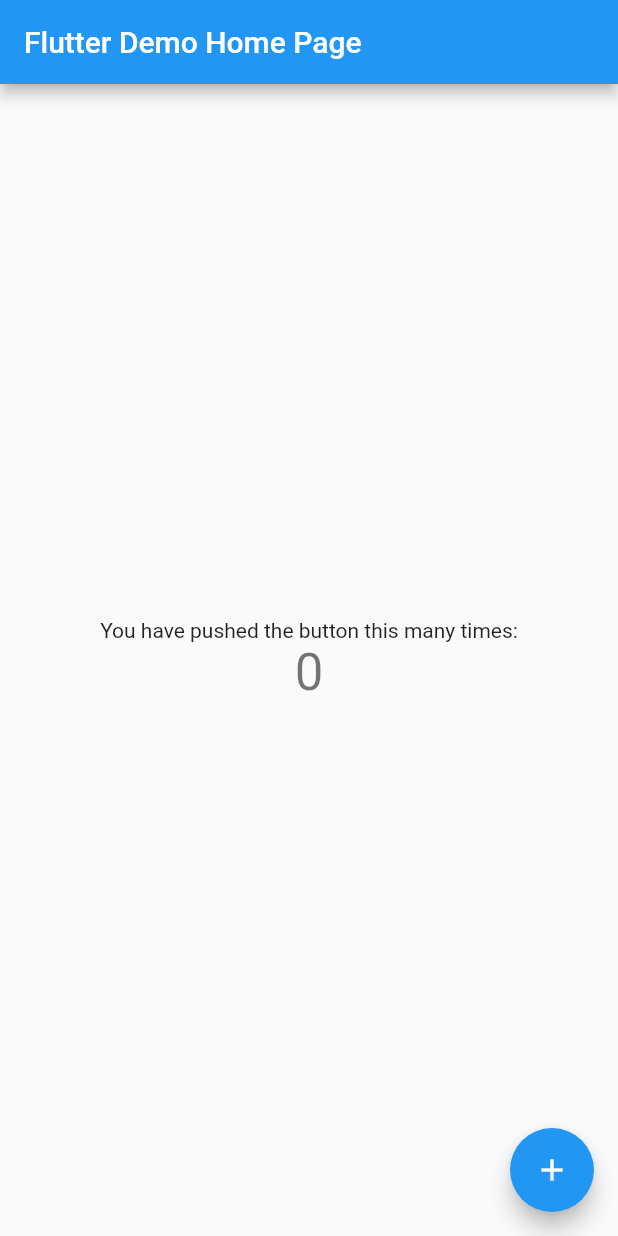
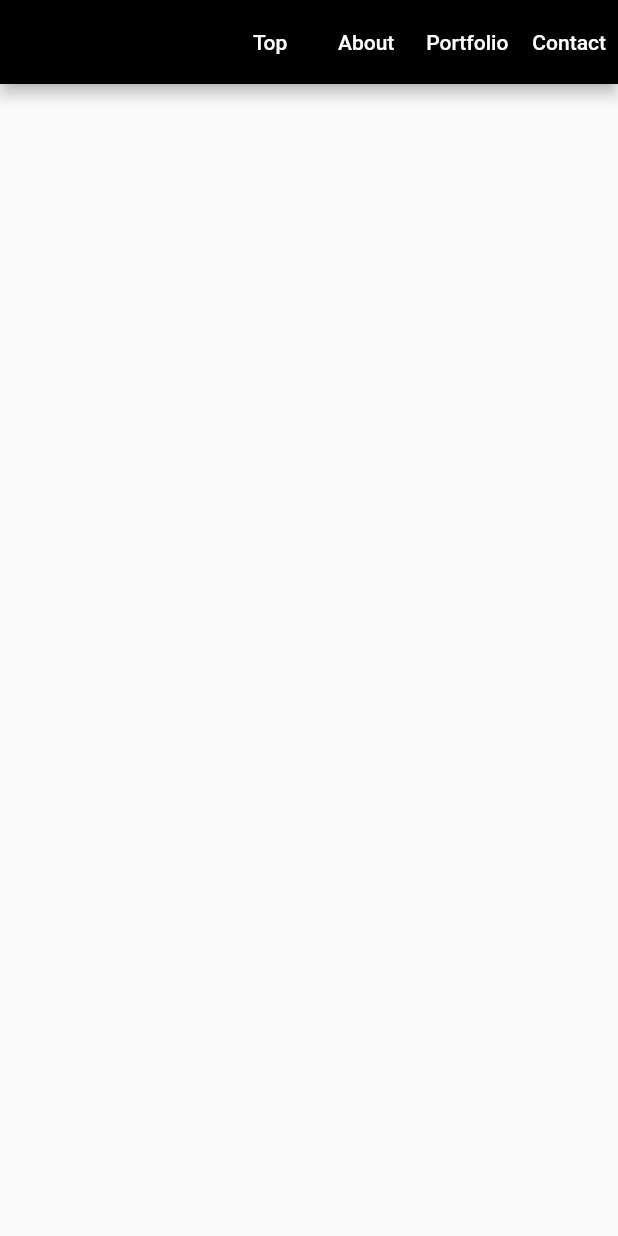
Before and after one commit to nagizo/Portfolio-flutter, a Flutter app: the screen it shows after launch, on a phone screen of 412 x 824 dp. Run offline on Flutter 3.47's test engine with Material 2 defaults, Android fonts, the phone set to English and light mode, and no system bars.

Commit message:
ナビゲーションバー作成

```diff
--- a/lib/main.dart
+++ b/lib/main.dart
@@ -24,7 +24,7 @@ class MyApp extends StatelessWidget {
         // is not restarted.
         primarySwatch: Colors.blue,
       ),
-      home: const MyHomePage(title: 'Flutter Demo Home Page'),
+      home: const MyHomePage(title: 'Portfolio'),
     );
   }
 }
@@ -63,6 +63,9 @@ class _MyHomePageState extends State<MyHomePage> {
 
   @override
   Widget build(BuildContext context) {
+    final ButtonStyle style = TextButton.styleFrom(
+      foregroundColor: Theme.of(context).colorScheme.onPrimary,
+    );
     // This method is rerun every time setState is called, for instance as done
     // by the _incrementCounter method above.
     //
@@ -71,45 +74,30 @@ class _MyHomePageState extends State<MyHomePage> {
     // than having to individually change instances of widgets.
     return Scaffold(
       appBar: AppBar(
-        // Here we take the value from the MyHomePage object that was created by
-        // the App.build method, and use it to set our appbar title.
-        title: Text(widget.title),
+        backgroundColor: Color.fromARGB(255, 0, 0, 0),
+        actions: <Widget>[
+          TextButton(
+            style: style,
+            onPressed: () {},
+            child: const Text('Top'),
+          ),
+          TextButton(
+            style: style,
+            onPressed: () {},
+            child: const Text('About'),
+          ),
+          TextButton(
+            style: style,
+            onPressed: () {},
+            child: const Text('Portfolio'),
+          ),
+          TextButton(
+            style: style,
+            onPressed: () {},
+            child: const Text('Contact'),
+          ),
+        ],
       ),
-      body: Center(
-        // Center is a layout widget. It takes a single child and positions it
-        // in the middle of the parent.
-        child: Column(
-          // Column is also a layout widget. It takes a list of children and
-          // arranges them vertically. By default, it sizes itself to fit its
-          // children horizontally, and tries to be as tall as its parent.
-          //
-          // Invoke "debug painting" (press "p" in the console, choose the
-          // "Toggle Debug Paint" action from the Flutter Inspector in Android
-          // Studio, or the "Toggle Debug Paint" command in Visual Studio Code)
-          // to see the wireframe for each widget.
-          //
-          // Column has various properties to control how it sizes itself and
-          // how it positions its children. Here we use mainAxisAlignment to
-          // center the children vertically; the main axis here is the vertical
-          // axis because Columns are vertical (the cross axis would be
-          // horizontal).
-          mainAxisAlignment: MainAxisAlignment.center,
-          children: <Widget>[
-            const Text(
-              'You have pushed the button this many times:',
-            ),
-            Text(
-              '$_counter',
-              style: Theme.of(context).textTheme.headline4,
-            ),
-          ],
-        ),
-      ),
-      floatingActionButton: FloatingActionButton(
-        onPressed: _incrementCounter,
-        tooltip: 'Increment',
-        child: const Icon(Icons.add),
-      ), // This trailing comma makes auto-formatting nicer for build methods.
     );
   }
 }
```
